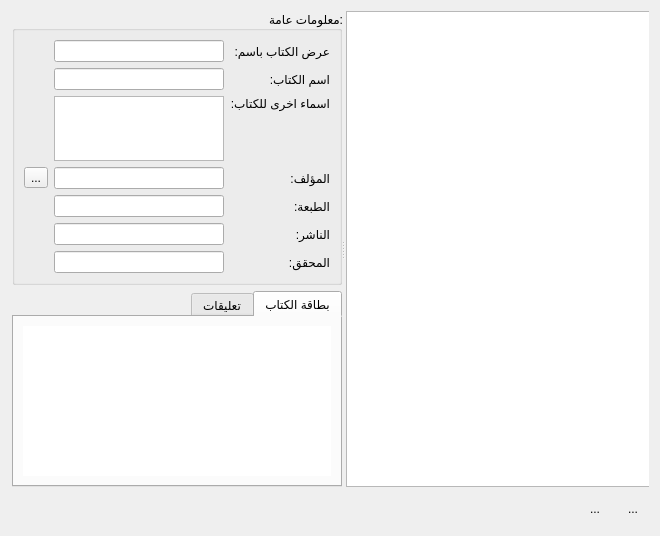
boussouira/moltaqa, file src/editbookslistwidget.ui: the form before one commit.
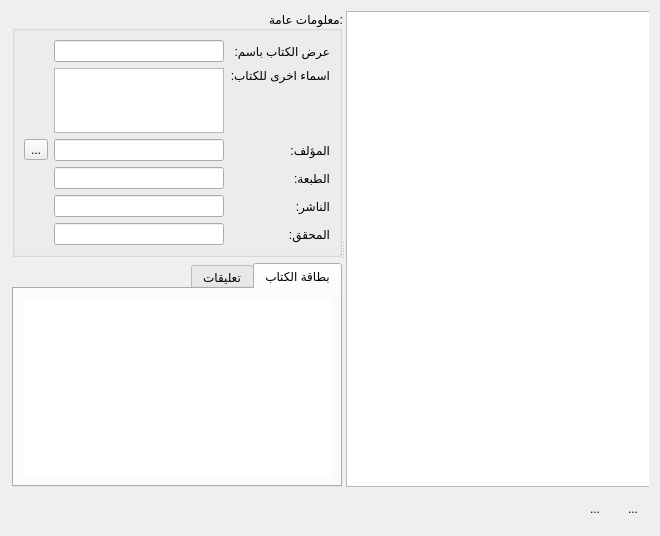
The form after the commit. Icons and pictures are not drawn.

What changed in the file:
```diff
--- a/src/editbookslistwidget.ui
+++ b/src/editbookslistwidget.ui
@@ -46,7 +46,33 @@
          <layout class="QVBoxLayout" name="verticalLayout">
           <item>
            <layout class="QGridLayout" name="gridLayout">
-            <item row="2" column="0">
+            <item row="0" column="1">
+             <widget class="QLineEdit" name="lineDisplayName"/>
+            </item>
+            <item row="0" column="0">
+             <widget class="QLabel" name="label_2">
+              <property name="text">
+               <string>عرض الكتاب باسم:</string>
+              </property>
+             </widget>
+            </item>
+            <item row="1" column="1">
+             <widget class="QTextEdit" name="plainBookNames">
+              <property name="sizePolicy">
+               <sizepolicy hsizetype="Expanding" vsizetype="Preferred">
+                <horstretch>0</horstretch>
+                <verstretch>0</verstretch>
+               </sizepolicy>
+              </property>
+              <property name="maximumSize">
+               <size>
+                <width>16777215</width>
+                <height>65</height>
+               </size>
+              </property>
+             </widget>
+            </item>
+            <item row="1" column="0">
              <widget class="QLabel" name="label_3">
               <property name="sizePolicy">
                <sizepolicy hsizetype="Minimum" vsizetype="Minimum">
@@ -62,7 +88,7 @@
               </property>
              </widget>
             </item>
-            <item row="3" column="0">
+            <item row="2" column="0">
              <widget class="QLabel" name="label_4">
               <property name="text">
                <string>المؤلف:</string>
@@ -70,85 +96,49 @@
              </widget>
             </item>
             <item row="3" column="1">
-             <widget class="QLineEdit" name="lineAuthorName">
-              <property name="readOnly">
-               <bool>true</bool>
-              </property>
-             </widget>
-            </item>
-            <item row="2" column="1">
-             <widget class="QTextEdit" name="plainBookNames">
-              <property name="sizePolicy">
-               <sizepolicy hsizetype="Expanding" vsizetype="Preferred">
-                <horstretch>0</horstretch>
-                <verstretch>0</verstretch>
-               </sizepolicy>
-              </property>
-              <property name="maximumSize">
-               <size>
-                <width>16777215</width>
-                <height>65</height>
-               </size>
-              </property>
-             </widget>
-            </item>
-            <item row="4" column="1">
              <widget class="QLineEdit" name="lineEdition"/>
             </item>
-            <item row="3" column="2">
+            <item row="2" column="2">
              <widget class="QToolButton" name="toolChangeAuthor">
               <property name="text">
                <string>...</string>
               </property>
              </widget>
             </item>
-            <item row="6" column="1">
+            <item row="5" column="1">
              <widget class="QLineEdit" name="lineMohaqeq"/>
             </item>
-            <item row="4" column="0">
+            <item row="2" column="1">
+             <widget class="QLineEdit" name="lineAuthorName">
+              <property name="readOnly">
+               <bool>true</bool>
+              </property>
+             </widget>
+            </item>
+            <item row="3" column="0">
              <widget class="QLabel" name="label_5">
               <property name="text">
                <string>الطبعة:</string>
               </property>
              </widget>
             </item>
-            <item row="6" column="0">
+            <item row="5" column="0">
              <widget class="QLabel" name="label_6">
               <property name="text">
                <string>المحقق:</string>
               </property>
              </widget>
             </item>
-            <item row="5" column="1">
+            <item row="4" column="1">
              <widget class="QLineEdit" name="linePublisher"/>
             </item>
-            <item row="5" column="0">
+            <item row="4" column="0">
              <widget class="QLabel" name="label_7">
               <property name="text">
                <string>الناشر:</string>
               </property>
              </widget>
             </item>
-            <item row="1" column="1">
-             <widget class="QLineEdit" name="lineFullName"/>
-            </item>
-            <item row="0" column="1">
-             <widget class="QLineEdit" name="lineDisplayName"/>
-            </item>
-            <item row="1" column="0">
-             <widget class="QLabel" name="label">
-              <property name="text">
-               <string>اسم الكتاب: </string>
-              </property>
-             </widget>
-            </item>
-            <item row="0" column="0">
-             <widget class="QLabel" name="label_2">
-              <property name="text">
-               <string>عرض الكتاب باسم:</string>
-              </property>
-             </widget>
-            </item>
            </layout>
           </item>
          </layout>
```
Left out of the diff: 6 changed lines with no effect on the pictures.
